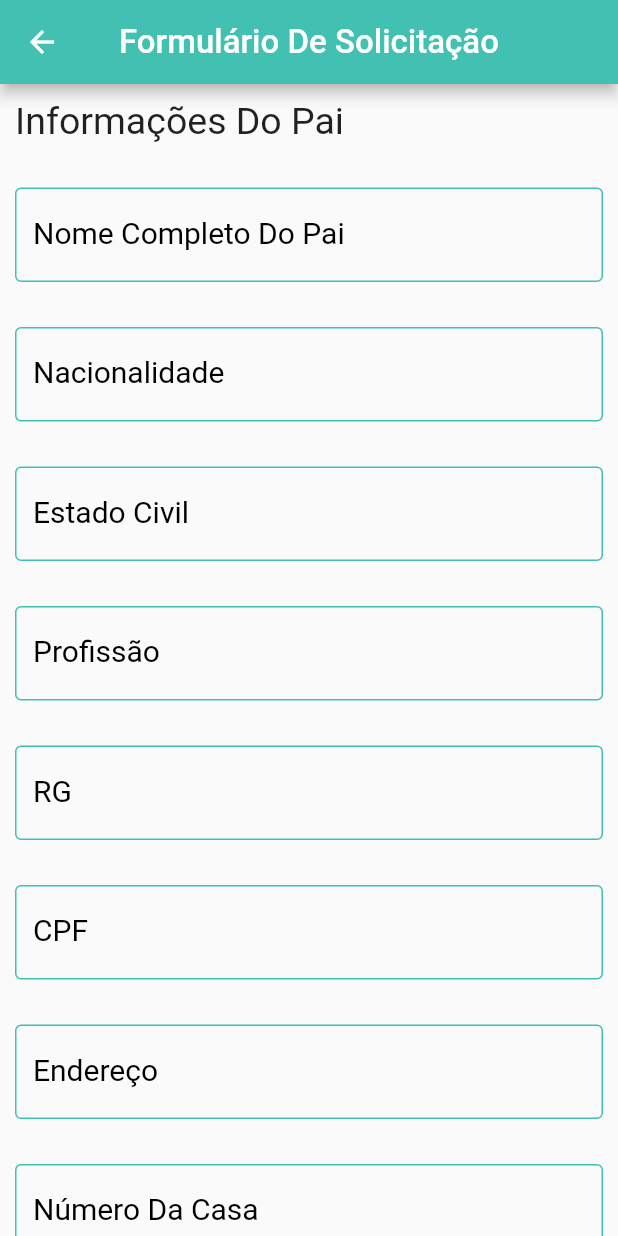
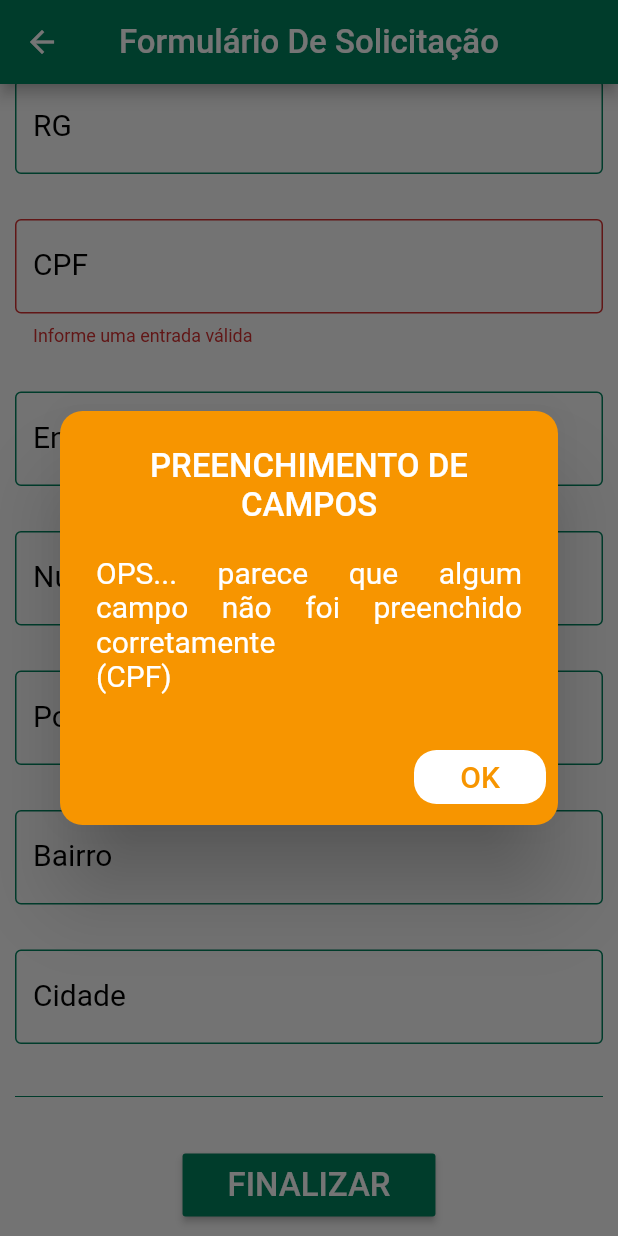
Before and after one commit to FlavioCorreia/defensoria, a Flutter app: the Formulario_3 screen opened directly, scrolled down 444 dp, after a tap on "FINALIZAR", on a phone screen of 412 x 824 dp. Run offline on Flutter 3.47's test engine with Material 2 defaults, Android fonts, the phone set to English and light mode, and no system bars; our stand-ins replace mask_text_input_formatter.

Commit message:
Atualizações
Verificação de CPF ok
Marcação de campos
Volta a tela inicial apos finalizacao

```diff
--- a/defensoria/lib/formulario_1.dart
+++ b/defensoria/lib/formulario_1.dart
@@ -84,6 +84,7 @@ class _Formulario_1State extends State<Formulario_1> {
             Padding( padding: EdgeInsets.only(top: 15)),
             RaisedButton(
                 onPressed: () {
+                    Navigator.pop(context);
                     Navigator.push(
                       context,
                       MaterialPageRoute(builder: (context) => Formulario_2())
--- a/defensoria/lib/formulario_3.dart
+++ b/defensoria/lib/formulario_3.dart
@@ -1,5 +1,7 @@
+import 'package:defensoria/tela_inicial.dart';
 import 'package:flutter/material.dart';
 import 'package:defensoria/formulario_helper.dart';
+import 'package:mask_text_input_formatter/mask_text_input_formatter.dart';
 
 class Formulario_3  extends StatefulWidget {
   @override
@@ -21,6 +23,8 @@ class _Formulario_3State extends State<Formulario_3 > {
   final _cBairroPai = new TextEditingController();          bool _valBairroPai = true;
   final _cCidadePai = new TextEditingController();          bool _valCidadePai = true;
 
+  final maskCPFPai = new MaskTextInputFormatter(mask: '###.###.###-##', filter: { "#": RegExp(r'[0-9]') });
+
   @override
   Widget build(BuildContext context) {
     return Scaffold(
@@ -34,16 +38,19 @@ class _Formulario_3State extends State<Formulario_3 > {
             child: Wrap(
                 runSpacing: 30,
                 children: <Widget>[
-                  Text('Informações Do Pai', style: TextStyle(fontSize: 25)),
+                  Align(
+                    alignment: Alignment.center,
+                    child: Text('Informações Do Pai', style: TextStyle(fontSize: 25))
+                  ),
                   fHelper.buildTextField("Nome Completo Do Pai", "Nome: ", _cNomePai, TextInputType.text, _valNomePai),
                   fHelper.buildTextField("Nacionalidade", "", _cNacionalidadePai, TextInputType.text, _valNacionalidadePai),
                   fHelper.buildTextField("Estado Civil", "", _cEstadoCivilPai, TextInputType.text, _valEstadoCivilPai),
                   fHelper.buildTextField("Profissão", "", _cProfissaoPai, TextInputType.text, _valProfissaoPai),
                   fHelper.buildTextField("RG", "", _cRGPai, TextInputType.number, _valRGPai),
-                  fHelper.buildTextField("CPF", "", _cCPFPai, TextInputType.number, _valCPFPai),
+                  fHelper.buildTextFieldM("CPF", "", _cCPFPai, TextInputType.number, _valCPFPai, maskCPFPai),
                   fHelper.buildTextField("Endereço", "Rua: ", _cEnderecoPai, TextInputType.text, _valEnderecoPai),
                   fHelper.buildTextField("Número Da Casa", "Nº: ", _cNumeroCasaPai, TextInputType.number, _valNumeroCasaPai),
-                  fHelper.buildTextField("Ponto De Referência", "Referência: ", _cPontoReferenciaPai, TextInputType.text, _valPontoReferenciaPai),
+                  fHelper.buildTextField("Ponto De Referência", "", _cPontoReferenciaPai, TextInputType.text, _valPontoReferenciaPai),
                   fHelper.buildTextField("Bairro", "", _cBairroPai, TextInputType.text, _valBairroPai),
                   fHelper.buildTextField("Cidade", "", _cCidadePai, TextInputType.text, _valCidadePai),
                   Divider(height: 10, color: fHelper.temaVerde),
@@ -51,11 +58,27 @@ class _Formulario_3State extends State<Formulario_3 > {
                       alignment: Alignment.center,
                       child: RaisedButton(
                           onPressed: () {
-                              Navigator.push(
-                                  context,
-                                  MaterialPageRoute(builder: (context) => Formulario_3())
-                              );
-                              setState(() {});
+                              if(_cCPFPai.text.length == 14){//CPF 14 DIGITOS+PNTC
+                                  //print(_cCPFPai.text);
+                                  if(fHelper.validaCPF(_cCPFPai.text)){//SE FOR VALIDO, AVANCE
+                                      setState(() {
+                                          _valCPFPai = true;
+                                      });
+                                      Navigator.pop(context);
+                                      Navigator.push(
+                                          context,
+                                          MaterialPageRoute(
+                                              builder: (context) => TelaInicial())
+                                      );
+                                      fHelper.buildShowDialog(context, "", "FORMULARIO ENVIADO");
+                                  }else{
+                                      fHelper.buildShowDialog(context, "PREENCHIMENTO DE CAMPOS", "OPS... parece que algum campo não foi preenchido corretamente \n(CPF)");
+                                      setState(() { _valCPFPai = false; });
+                                  }
+                              }else{
+                                  fHelper.buildShowDialog(context, "PREENCHIMENTO DE CAMPOS", "OPS... parece que algum campo não foi preenchido corretamente \n(CPF)");
+                                  setState(() { _valCPFPai = false; });
+                              }
                           },
                           child: Text('FINALIZAR', style: TextStyle(fontSize: 22),),
                           textColor: Colors.white,
--- a/defensoria/lib/formulario_helper.dart
+++ b/defensoria/lib/formulario_helper.dart
@@ -6,10 +6,19 @@ class FormularioHelper{
   factory FormularioHelper() => _instance;  //SINGLETOON
   FormularioHelper.internal();  //SINGLETOON
 
-  Color temaVerde = Color.fromRGBO(66, 192, 177, 1);
+  //Color temaVerde = Color.fromRGBO(66, 192, 177, 1);
+  Color temaVerde = Color.fromRGBO(0, 130, 94, 1);
   List<String> _listaNomes = List();
 
   bool validaCPF(String cpf){
+      if(cpf.length == 14){ //ORIGINAL COM x.x.x-x
+          String cpfS = "";
+          for(int i = 0; i < 14; i++){//PEGAR DIGITOS
+              if(i != 3 && i != 7 && i != 11){cpfS += cpf[i];}
+          }
+          cpf = cpfS;
+      }
+
       if(cpf.length != 11){ return false; }
 
       int v1 = 0;
@@ -76,4 +85,32 @@ class FormularioHelper{
     );
   }
 
+  void buildShowDialog(context, String titulo, String mensagem){
+      Color corFundo; //COR DE FUNDO MUDA DE ACORDO COM O ESTADO AZUL -> OK / LARANJA -> !OK
+      titulo == "" ? corFundo = temaVerde : corFundo = Color.fromARGB(255, 247, 149, 0);
+      showDialog(
+          context: context,
+          builder: (BuildContext context) {
+              return AlertDialog(
+                  shape: RoundedRectangleBorder( borderRadius: BorderRadius.circular(15.0)),
+                  backgroundColor: corFundo,
+                  title: Text(titulo, style: TextStyle(fontSize: 22, color: Colors.white), textAlign: TextAlign.center),
+                  content: Text(mensagem, style: TextStyle(fontSize: 20, color: Colors.white), textAlign: TextAlign.justify,),
+                  actions: <Widget>[
+                      FlatButton(
+                          shape: RoundedRectangleBorder( borderRadius: BorderRadius.circular(15.0)),
+                          color: Colors.white,
+                          textColor: corFundo,
+                          padding: EdgeInsets.fromLTRB(30, 5, 30, 5),
+                          child: Text("OK", style: TextStyle(fontSize: 20)),
+                          onPressed: () {
+                              Navigator.of(context).pop();
+                          },
+                      ),
+                  ],
+              );
+          },
+      );
+  }
+
 }
```
Also changed, not shown: defensoria/lib/formulario_2.dart (+30 -6 lines), defensoria/lib/tela_inicial.dart (+8 -6 lines).
